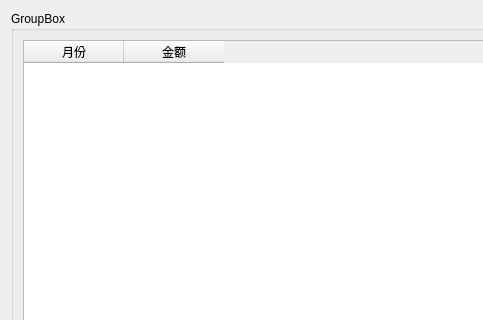
The window that money_note/month_line_chart_widget.ui (Monkiy/money_note) describes before a commit, drawn with Qt 5; both pictures show x 0 to 483 and y 0 to 320 of the 800 by 657 pixel window.
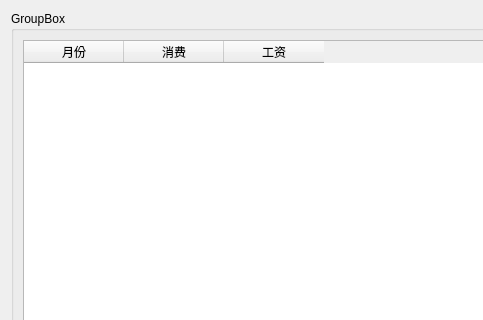
The same window after the commit.

Commit message: 增加工资统计

Diff of the .ui file:
```diff
--- a/money_note/month_line_chart_widget.ui
+++ b/money_note/month_line_chart_widget.ui
@@ -29,7 +29,12 @@
         </column>
         <column>
          <property name="text">
-          <string>金额</string>
+          <string>消费</string>
+         </property>
+        </column>
+        <column>
+         <property name="text">
+          <string>工资</string>
          </property>
         </column>
        </widget>
```
The commit also changes 8 other files.
